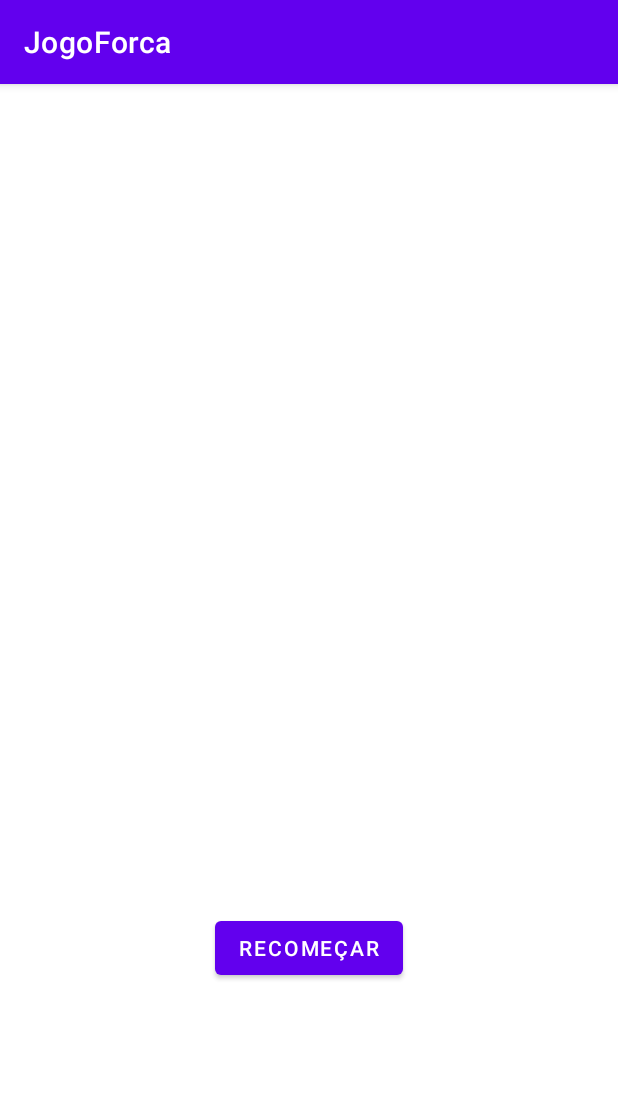
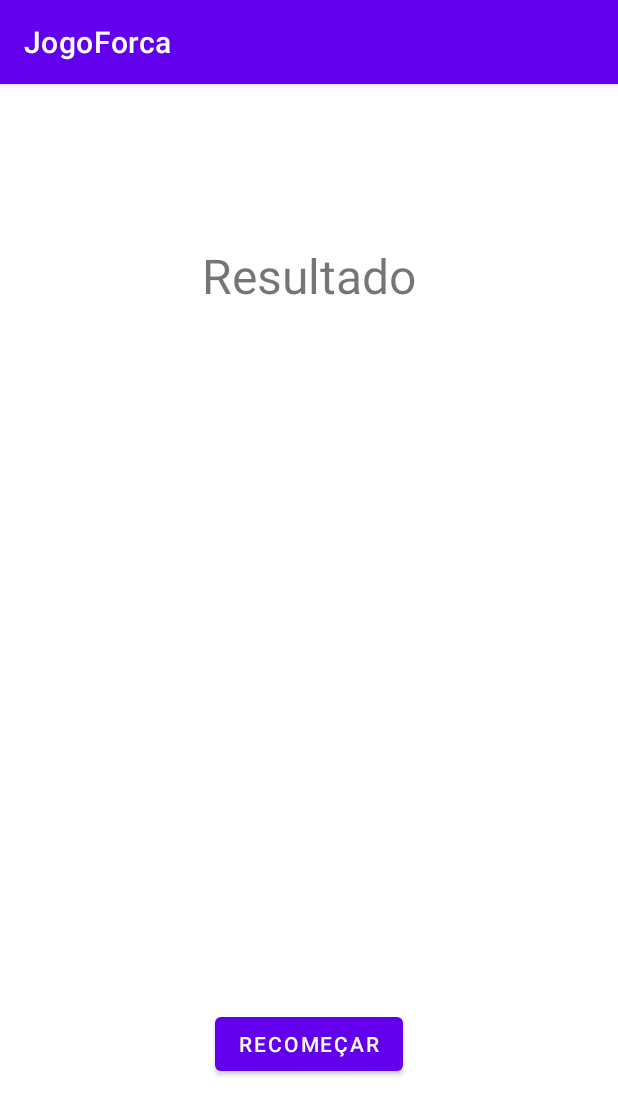
Before and after one commit to hugolps/JogoDaForca, an Android app: the EndGameActivity screen opened directly, with no data from a screen before it, on a phone screen of 412 x 824 dp. Shown: the top 1115 px of the screen. Run offline under Robolectric (Android 15) with nearby library versions, the phone set to English and light mode, and no system bars.

Commit message:
Corrigindo Bug da segunda Activity

```diff
--- a/app/src/main/java/com/example/jogoforca/EndGameActivity.kt
+++ b/app/src/main/java/com/example/jogoforca/EndGameActivity.kt
@@ -14,27 +14,28 @@ class EndGameActivity : AppCompatActivity() {
 
     private lateinit var tvResultado: TextView
     private lateinit var btRecomecar: Button
+    private lateinit var tvPalavraCerta: TextView
+
 
     override fun onCreate(savedInstanceState: Bundle?) {
         super.onCreate(savedInstanceState)
-        setContentView(R.layout.activity_eng_game)
+        setContentView(R.layout.activity_end_game)
 
         this.tvResultado = findViewById(R.id.tvResultado)
+        this.tvPalavraCerta = findViewById(R.id.tvPalavraCerta)
 
 
         if(intent.hasExtra("Resultado")) {
             val resultado = intent.getStringExtra("Resultado")
+            this.tvPalavraCerta.text = intent.getStringExtra("PalavraCerta")
             if(resultado.equals("DERROTA")) {
                 this.tvResultado.text = "DERROTA"
             } else if(resultado.equals("VITÓRIA")){
                 this.tvResultado.text = "VITÓRIA"
             }
         }
-        Log.i("APP_FORCA", "teste X")
         this.btRecomecar = findViewById(R.id.btRecomecar)
-        Log.i("APP_FORCA", "teste Y")
         this.btRecomecar.setOnClickListener{recomecar()}
-        Log.i("APP_FORCA", "teste Z")
     }
 
     fun recomecar() {
--- a/app/src/main/res/layout/activity_end_game.xml
+++ b/app/src/main/res/layout/activity_end_game.xml
@@ -11,6 +11,14 @@
             android:id="@+id/tvResultado"
             android:text="Resultado"
             android:textSize="32dp"
+            android:gravity="center"
+            android:layout_width="match_parent"
+            android:layout_height="0dp"
+            android:layout_weight="1"/>
+
+    <TextView
+            android:id="@+id/tvPalavraCerta"
+            android:text=""
             android:gravity="center"
             android:layout_width="match_parent"
             android:layout_height="0dp"
@@ -30,4 +38,5 @@
 
     </LinearLayout>
 
+
 </LinearLayout>
```
Also changed, not shown: app/src/main/java/com/example/jogoforca/MainActivity.kt (+2 -8 lines).
